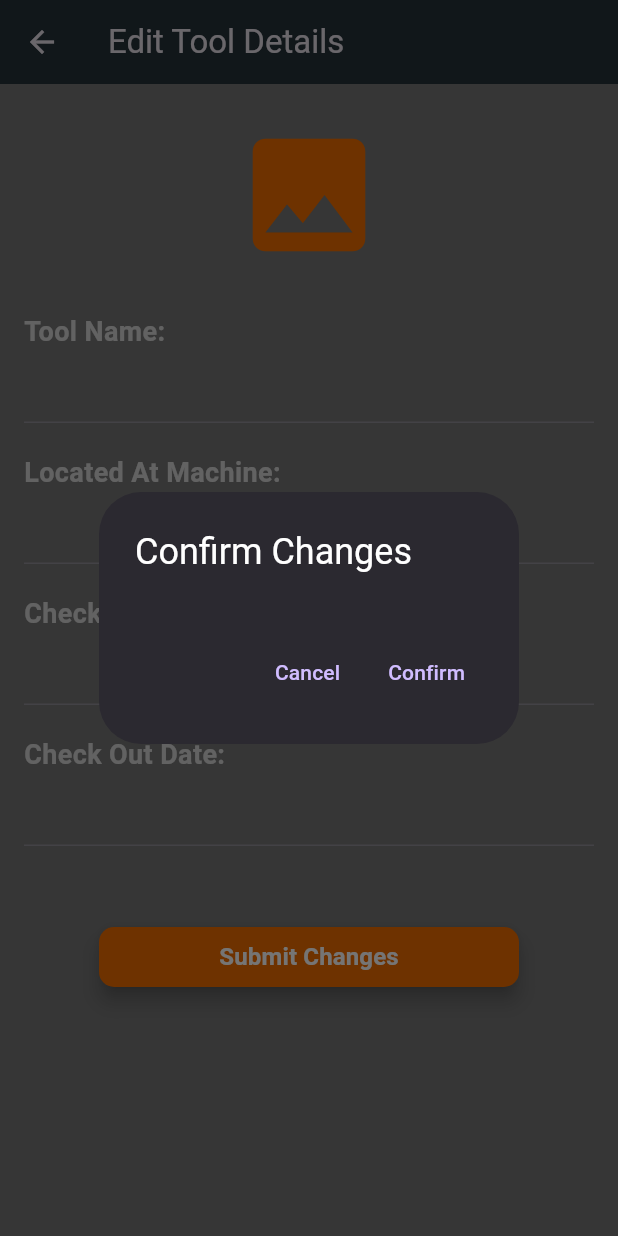
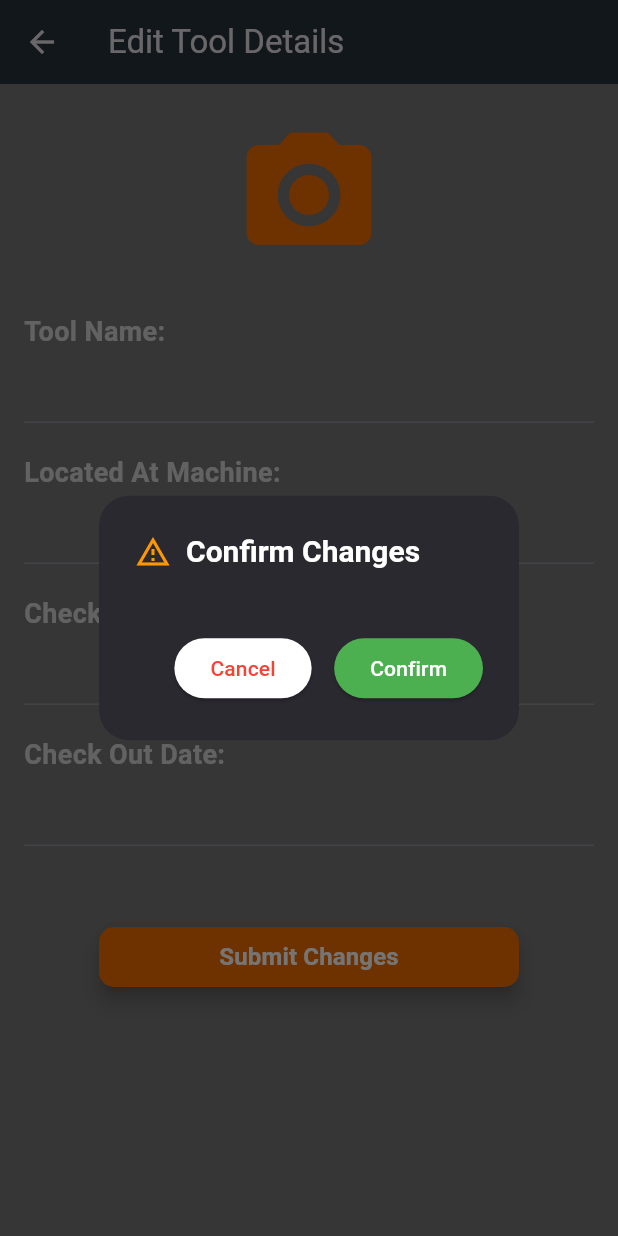
Before and after one commit to DuckieOnQuacks/ToolTrack, a Flutter app: the AdminInspectToolScreen screen opened directly with empty values, after a tap on "Submit Changes", on a phone screen of 412 x 824 dp. Run offline on Flutter 3.47's test engine with Material 3 defaults, Android fonts, the phone set to English and light mode, and no system bars; our stand-ins replace another_flushbar, camera, cloud_firestore, csv, firebase_auth, firebase_core and 4 more; missing offline and left inert: dart:ffi, google_mlkit_barcode_scanning; accounts and stored records are empty.

Commit message:
UI consistency changes

```diff
--- a/lib/admin/tool_inspect.dart
+++ b/lib/admin/tool_inspect.dart
@@ -1,7 +1,9 @@
 import 'dart:io';
 import 'package:another_flushbar/flushbar.dart';
 import 'package:camera/camera.dart';
+import 'package:cloud_firestore/cloud_firestore.dart';
 import 'package:flutter/material.dart';
+import '../backend/cameraManager.dart';
 import '../classes/toolClass.dart';
 
 class AdminInspectToolScreen extends StatefulWidget {
@@ -11,50 +13,6 @@ class AdminInspectToolScreen extends StatefulWidget {
 
   @override
   _AdminInspectToolScreenState createState() => _AdminInspectToolScreenState();
-}
-
-class CameraManager {
-  CameraController? controller;
-  final List<CameraDescription> cameras;
-
-  CameraManager(this.cameras);
-
-  Future<void> initializeCamera() async {
-    if (cameras.isNotEmpty) {
-      controller = CameraController(
-        cameras.first,
-        ResolutionPreset.medium,
-        imageFormatGroup: ImageFormatGroup.yuv420,
-      );
-      try {
-        await controller!.initialize();
-      } catch (e) {
-        debugPrint('Error initializing camera: $e');
-      }
-    }
-  }
-
-  Future<void> disposeCamera() async {
-    await controller?.dispose();
-  }
-
-  Future<String?> takePicture() async {
-    if (controller == null || !controller!.value.isInitialized) {
-      debugPrint('Camera not initialized');
-      return null;
-    }
-
-    if (!controller!.value.isTakingPicture) {
-      try {
-        final XFile file = await controller!.takePicture();
-        return file.path;
-      } catch (e) {
-        debugPrint('Error taking picture: $e');
-        return null;
-      }
-    }
-    return null;
-  }
 }
 
 class _AdminInspectToolScreenState extends State<AdminInspectToolScreen> {
@@ -69,6 +27,7 @@ class _AdminInspectToolScreenState extends State<AdminInspectToolScreen> {
   FlashMode _flashMode = FlashMode.off;
   bool _isCameraInitialized = false;
   bool _isLoading = false;
+  String? imageUrl;
 
   @override
   void initState() {
@@ -84,6 +43,7 @@ class _AdminInspectToolScreenState extends State<AdminInspectToolScreen> {
     whereBeingUsedController = TextEditingController(text: widget.tool.atMachine);
     personCheckedOutController = TextEditingController(text: widget.tool.status);
     dateCheckedOutController = TextEditingController(text: widget.tool.atMachine);
+    _fetchImageUrl();
   }
 
   Future<void> _initializeCamera() async {
@@ -95,6 +55,22 @@ class _AdminInspectToolScreenState extends State<AdminInspectToolScreen> {
       _isCameraInitialized = true;
       _isLoading = false;
     });
+  }
+
+  Future<void> _fetchImageUrl() async {
+    try {
+      DocumentSnapshot toolSnapshot = await FirebaseFirestore.instance
+          .collection('tools')
+          .doc(widget.tool.gageID) // Assuming 'gageID' is a field in your Tool class
+          .get();
+      if (toolSnapshot.exists) {
+        setState(() {
+          imageUrl = toolSnapshot['imageUrl'];
+        });
+      }
+    } catch (e) {
+      debugPrint('Error fetching image URL: $e');
+    }
   }
 
   @override
@@ -171,29 +147,6 @@ class _AdminInspectToolScreenState extends State<AdminInspectToolScreen> {
     });
   }
 
-  void _showPictureDialog(String imagePath) {
-    showDialog(
-      context: context,
-      builder: (BuildContext context) {
-        return AlertDialog(
-          content: Column(
-            mainAxisSize: MainAxisSize.min,
-            children: [
-              Image.file(File(imagePath)),
-              const SizedBox(height: 8),
-              ElevatedButton(
-                onPressed: () {
-                  Navigator.of(context).pop();
-                },
-                child: const Text('Close'),
-              ),
-            ],
-          ),
-        );
-      },
-    );
-  }
-
   void showTopSnackBar(BuildContext context, String message, Color color) {
     Flushbar(
       message: message,
@@ -213,7 +166,7 @@ class _AdminInspectToolScreenState extends State<AdminInspectToolScreen> {
         text: TextSpan(
           text: 'Tool Name: ',
           style: const TextStyle(
-              fontSize: 14.0, fontWeight: FontWeight.bold, color: Colors.black),
+              fontSize: 14.0, fontWeight: FontWeight.bold, color: Colors.white),
           children: <TextSpan>[
             TextSpan(
               text: '${widget.tool.gageType} -> ${toolNameController.text}',
@@ -231,7 +184,7 @@ class _AdminInspectToolScreenState extends State<AdminInspectToolScreen> {
             style: const TextStyle(
                 fontSize: 14.0,
                 fontWeight: FontWeight.bold,
-                color: Colors.black),
+                color: Colors.white),
             children: <TextSpan>[
               TextSpan(
                   text: '${widget.tool.atMachine} -> ${whereBeingUsedController.text}',
@@ -247,7 +200,7 @@ class _AdminInspectToolScreenState extends State<AdminInspectToolScreen> {
             style: const TextStyle(
                 fontSize: 14.0,
                 fontWeight: FontWeight.bold,
-                color: Colors.black),
+                color: Colors.white),
             children: <TextSpan>[
               TextSpan(
                   text: '${widget.tool.status} -> ${personCheckedOutController.text}',
@@ -263,7 +216,7 @@ class _AdminInspectToolScreenState extends State<AdminInspectToolScreen> {
             style: const TextStyle(
                 fontSize: 14.0,
                 fontWeight: FontWeight.bold,
-                color: Colors.black),
+                color: Colors.white),
             children: <TextSpan>[
               TextSpan(
                   text: '${widget.tool.dateCheckedOut} -> ${dateCheckedOutController.text}',
@@ -271,31 +224,81 @@ class _AdminInspectToolScreenState extends State<AdminInspectToolScreen> {
             ]),
       ));
     }
+    const SizedBox(height: 10);
+    if (pictureTaken) {
+      changesWidgets.add(
+        Column(
+          crossAxisAlignment: CrossAxisAlignment.start,
+          children: [
+            const Text(
+              'New Image:',
+              style: TextStyle(
+                  fontSize: 14.0,
+                  fontWeight: FontWeight.bold,
+                  color: Colors.white),
+            ),
+            const SizedBox(height: 8),
+            Image.file(
+              File(imagePath),
+              width: 100,
+              height: 100,
+            ),
+          ],
+        ),
+      );
+    }
 
     showDialog(
       context: context,
       builder: (BuildContext context) {
         return AlertDialog(
-          title: const Text('Confirm Changes'),
+          buttonPadding: const EdgeInsets.all(15),
+          shape: RoundedRectangleBorder(
+            borderRadius: BorderRadius.circular(20),
+          ),
+          elevation: 10,
+          title: const Row(
+            children: [
+              Icon(
+                Icons.warning_amber_outlined,
+                color: Colors.orange,
+              ),
+              SizedBox(width: 10),
+              Text(
+                'Confirm Changes',
+                style: TextStyle(
+                  fontSize: 20,
+                  fontWeight: FontWeight.bold,
+                  color: Colors.white,
+                ),
+              ),
+            ],
+          ),
           content: SingleChildScrollView(
             child: ListBody(
               children: changesWidgets,
             ),
           ),
           actions: <Widget>[
-            TextButton(
+            ElevatedButton(
+              onPressed: () => Navigator.of(context).pop(false),
+              style: ElevatedButton.styleFrom(
+                foregroundColor: Colors.red,
+                backgroundColor: Colors.white,
+              ),
               child: const Text('Cancel'),
-              onPressed: () {
-                Navigator.of(context).pop();
-              },
             ),
-            TextButton(
-              child: const Text('Confirm'),
+            ElevatedButton(
               onPressed: () {
                 // Implement save functionality here
                 Navigator.of(context).pop();
                 showTopSnackBar(context, "Changes saved successfully", Colors.green);
               },
+              style: ElevatedButton.styleFrom(
+                foregroundColor: Colors.white,
+                backgroundColor: Colors.green,
+              ),
+              child: const Text('Confirm'),
             ),
           ],
         );
@@ -312,7 +315,7 @@ class _AdminInspectToolScreenState extends State<AdminInspectToolScreen> {
         ),
         body: Center(
           child: InteractiveViewer(
-            child: Image.file(File(imageUrl), fit: BoxFit.contain),
+            child: Image.network(imageUrl, fit: BoxFit.contain),
           ),
         ),
       ),
@@ -332,13 +335,13 @@ class _AdminInspectToolScreenState extends State<AdminInspectToolScreen> {
             mainAxisAlignment: MainAxisAlignment.center,
             children: [
               IconButton(
-                icon: (!widget.tool.imagePath.startsWith("Invalid") || pictureTaken)
+                icon: (widget.tool.imagePath.isNotEmpty || pictureTaken)
                     ? const Icon(Icons.image)
                     : const Icon(Icons.camera_alt),
                 color: Colors.orange[800],
                 iconSize: 100.0,
                 onPressed: () {
-                  if (!widget.tool.imagePath.startsWith("Invalid") || pictureTaken) {
+                  if (widget.tool.imagePath.isNotEmpty || pictureTaken) {
                     _showImageFullscreen(context, pictureTaken ? imagePath : widget.tool.imagePath);
                   } else {
                     _showCameraDialog();
--- a/lib/user/returnConfirmation.dart
+++ b/lib/user/returnConfirmation.dart
@@ -31,7 +31,7 @@ class _ReturnConfirmationPageState extends State<ReturnConfirmationPage> {
   void showTopSnackBar(BuildContext context, String message, Color color) {
     Flushbar(
       message: message,
-      duration: const Duration(seconds: 3),
+      duration: const Duration(seconds: 4),
       flushbarPosition: FlushbarPosition.TOP,
       margin: const EdgeInsets.all(8),
       borderRadius: BorderRadius.circular(8),
@@ -48,8 +48,7 @@ class _ReturnConfirmationPageState extends State<ReturnConfirmationPage> {
           showTopSnackBar(context, "Tool Not Checked Out To WorkOrder ${widget.workorderId}", Colors.red);
         }
         else {
-          updateToolStatus(widget.tool.gageID, "Available");
-          updateLastCheckedOutStatus(widget.tool.gageID, _nameController.text);
+          updateToolStatus(widget.tool.gageID, "Available", "No One");
           // Navigate back to the first route and show the snackbar
           Navigator.popUntil(context, (route) => route.isFirst);
           Future.delayed(const Duration(milliseconds: 100), () {
--- a/lib/user/scanWorkorder.dart
+++ b/lib/user/scanWorkorder.dart
@@ -79,10 +79,10 @@ class _ScanWorkorderPageState extends State<ScanWorkorderPage> {
       context: context,
       builder: (BuildContext context) {
         return AlertDialog(
-          title: Text("Confirm Barcode", style: TextStyle(fontWeight: FontWeight.bold, color: Colors.grey[900])),
+          title: Text("Confirm Barcode", style: TextStyle(fontWeight: FontWeight.bold, color: Colors.white)),
           content: RichText(
             text: TextSpan(
-              style: TextStyle(color: Colors.grey[800], fontSize: 16.0),
+              style: TextStyle(color: Colors.white, fontSize: 16.0),
               children: <TextSpan>[
                 const TextSpan(text: "Barcode data: ", style: TextStyle(fontWeight: FontWeight.bold)),
                 TextSpan(text: barcodeData, style: const TextStyle(fontWeight: FontWeight.normal)),
@@ -90,7 +90,6 @@ class _ScanWorkorderPageState extends State<ScanWorkorderPage> {
               ],
             ),
           ),
-          backgroundColor: Colors.white,
           shape: RoundedRectangleBorder(borderRadius: BorderRadius.circular(12)),
           actions: <Widget>[
             ElevatedButton(
```
Also changed, not shown: lib/classes/toolClass.dart (+2 -28 lines), lib/user/checkoutConfirmation.dart (+5 -7 lines), lib/user/scanTool.dart (+4 -5 lines).
